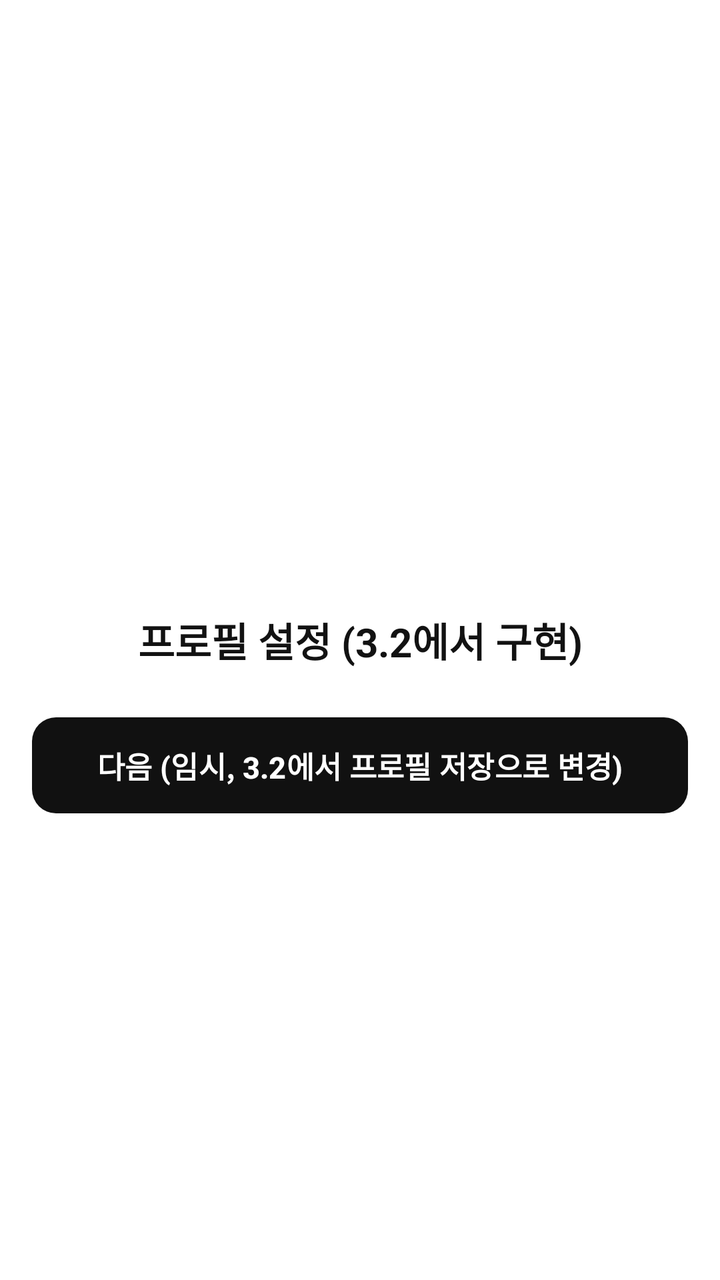
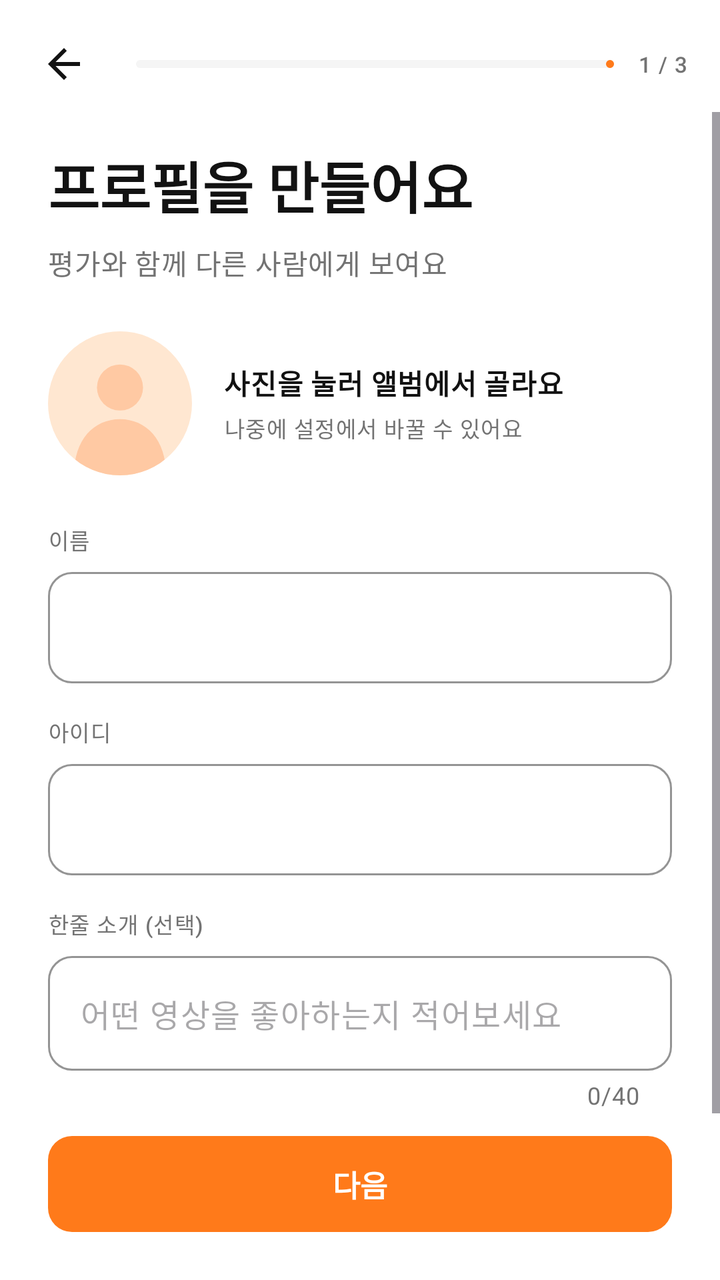

Before-and-after screenshots of an Android layout around one commit, followed by the original layout XML and the change that was made.
<!-- AndroidManifest.xml: application theme Theme.Viewit -->
<!-- res/layout/activity_profile_setup.xml -->
<?xml version="1.0" encoding="utf-8"?>
<androidx.constraintlayout.widget.ConstraintLayout xmlns:android="http://schemas.android.com/apk/res/android"
    xmlns:app="http://schemas.android.com/apk/res-auto"
    xmlns:tools="http://schemas.android.com/tools"
    android:id="@+id/main"
    android:layout_width="match_parent"
    android:layout_height="match_parent"
    tools:context=".ProfileSetupActivity">
    <TextView
        android:id="@+id/placeholder_text"
        android:layout_width="wrap_content"
        android:layout_height="wrap_content"
        android:text="@string/profile_setup_placeholder"
        android:textAppearance="@style/TextAppearance.Viewit.Heading"
        app:layout_constraintTop_toTopOf="parent"
        app:layout_constraintBottom_toBottomOf="parent"
        app:layout_constraintStart_toStartOf="parent"
        app:layout_constraintEnd_toEndOf="parent" />
    <Button
        android:id="@+id/temp_next_button"
        style="@style/Widget.Viewit.Button.Primary"
        android:layout_width="0dp"
        android:layout_height="wrap_content"
        android:layout_marginHorizontal="@dimen/screen_padding"
        android:layout_marginTop="@dimen/space_xl"
        android:text="@string/profile_setup_temp_next"
        app:layout_constraintTop_toBottomOf="@id/placeholder_text"
        app:layout_constraintStart_toStartOf="parent"
        app:layout_constraintEnd_toEndOf="parent" />
</androidx.constraintlayout.widget.ConstraintLayout>
<!-- resources referenced by this layout -->
<resources>
  <dimen name="screen_padding">16dp</dimen>
  <dimen name="space_xl">24dp</dimen>
  <string name="profile_setup_placeholder">프로필 설정 (3.2에서 구현)</string>
  <string name="profile_setup_temp_next">다음 (임시, 3.2에서 프로필 저장으로 변경)</string>
  <style name="TextAppearance.Viewit.Heading" parent="TextAppearance.Material3.TitleLarge">
          <item name="android:textSize">20sp</item>
          <item name="android:lineHeight" tools:targetApi="28">28sp</item>
          <item name="android:textStyle">bold</item>
          <item name="android:textColor">@color/text_primary</item>
      </style>
  <style name="Theme.Viewit" parent="Base.Theme.Viewit" />
  <color name="text_primary">#FF121212</color>
  <dimen name="button_height">48dp</dimen>
  <dimen name="radius_m">12dp</dimen>
  <style name="TextAppearance.Viewit.Button" parent="TextAppearance.Material3.LabelLarge">
          <item name="android:textSize">15sp</item>
          <item name="android:textStyle">bold</item>
      </style>
  <color name="action_primary">#FF111111</color>
  <color name="bg_surface">#FFFFFFFF</color>
  <color name="action_soft">#FFF5F5F5</color>
  <color name="text_secondary">#FF737373</color>
  <color name="positive">#FFFF4F3D</color>
  <color name="negative">#FFFF3040</color>
  <color name="border_default">#FFDBDBDB</color>
  <!-- unchanged entries left out for length: 2 -->
</resources>

<!-- the commit's change to res/layout/activity_profile_setup.xml (unified diff, before → after) -->
@@ -5,26 +5,234 @@
     android:id="@+id/main"
     android:layout_width="match_parent"
     android:layout_height="match_parent"
+    android:background="@color/bg_surface"
     tools:context=".ProfileSetupActivity">
+
+    
+    <include
+        android:id="@+id/profile_back_button"
+        layout="@layout/view_back_button"
+        android:layout_width="@dimen/button_height"
+        android:layout_height="@dimen/button_height"
+        android:layout_marginStart="@dimen/space_s"
+        android:layout_marginTop="@dimen/space_s"
+        app:layout_constraintStart_toStartOf="parent"
+        app:layout_constraintTop_toTopOf="parent" />
+
+    <com.google.android.material.progressindicator.LinearProgressIndicator
+        android:id="@+id/onboarding_progress"
+        android:layout_width="0dp"
+        android:layout_height="wrap_content"
+        android:layout_marginHorizontal="@dimen/space_m"
+        android:max="3"
+        android:progress="1"
+        app:indicatorColor="@color/brand_orange"
+        app:trackColor="@color/action_soft"
+        app:trackCornerRadius="2dp"
+        app:trackThickness="4dp"
+        app:layout_constraintBottom_toBottomOf="@id/profile_back_button"
+        app:layout_constraintEnd_toStartOf="@id/step_text"
+        app:layout_constraintStart_toEndOf="@id/profile_back_button"
+        app:layout_constraintTop_toTopOf="@id/profile_back_button" />
+
     <TextView
-        android:id="@+id/placeholder_text"
+        android:id="@+id/step_text"
         android:layout_width="wrap_content"
         android:layout_height="wrap_content"
-        android:text="@string/profile_setup_placeholder"
-        android:textAppearance="@style/TextAppearance.Viewit.Heading"
-        app:layout_constraintTop_toTopOf="parent"
-        app:layout_constraintBottom_toBottomOf="parent"
+        android:layout_marginEnd="@dimen/screen_padding"
+        android:text="@string/onboarding_step_1"
+        android:textAppearance="@style/TextAppearance.Viewit.Caption"
+        app:layout_constraintBottom_toBottomOf="@id/profile_back_button"
+        app:layout_constraintEnd_toEndOf="parent"
+        app:layout_constraintTop_toTopOf="@id/profile_back_button" />
+
+    
+    <ScrollView
+        android:layout_width="0dp"
+        android:layout_height="0dp"
+        app:layout_constraintBottom_toTopOf="@id/profile_next_button"
+        app:layout_constraintEnd_toEndOf="parent"
         app:layout_constraintStart_toStartOf="parent"
-        app:layout_constraintEnd_toEndOf="parent" />
+        app:layout_constraintTop_toBottomOf="@id/profile_back_button">
+
+        <LinearLayout
+            android:layout_width="match_parent"
+            android:layout_height="wrap_content"
+            android:orientation="vertical"
+            android:paddingHorizontal="@dimen/space_xl"
+            android:paddingTop="@dimen/space_l"
+            android:paddingBottom="@dimen/space_xl">
+
+            <TextView
+                android:layout_width="wrap_content"
+                android:layout_height="wrap_content"
+                android:text="@string/profile_setup_title"
+                android:textAppearance="@style/TextAppearance.Viewit.Display" />
+
+            <TextView
+                android:layout_width="wrap_content"
+                android:layout_height="wrap_content"
+                android:layout_marginTop="@dimen/space_s"
+                android:text="@string/profile_setup_subtitle"
+                android:textAppearance="@style/TextAppearance.Viewit.Body.Secondary" />
+
+            
+            <LinearLayout
+                android:layout_width="match_parent"
+                android:layout_height="wrap_content"
+                android:layout_marginTop="@dimen/space_xl"
+                android:gravity="center_vertical"
+                android:orientation="horizontal">
+
+                <ImageView
+                    android:id="@+id/avatar_image"
+                    android:layout_width="72dp"
+                    android:layout_height="72dp"
+                    android:contentDescription="@string/profile_setup_photo_title"
+                    android:src="@drawable/ic_avatar_default"
+                    android:background="?attr/selectableItemBackgroundBorderless"
+                    android:clickable="true"
+                    android:focusable="true"/>
+
+                <LinearLayout
+                    android:layout_width="wrap_content"
+                    android:layout_height="wrap_content"
+                    android:layout_marginStart="@dimen/space_l"
+                    android:orientation="vertical">
+
+                    <TextView
+                        android:layout_width="wrap_content"
+                        android:layout_height="wrap_content"
+                        android:text="@string/profile_setup_photo_title"
+                        android:textAppearance="@style/TextAppearance.Viewit.Body.Strong" />
+
+                    <TextView
+                        android:layout_width="wrap_content"
+                        android:layout_height="wrap_content"
+                        android:layout_marginTop="@dimen/space_xs"
+                        android:text="@string/profile_setup_photo_desc"
+                        android:textAppearance="@style/TextAppearance.Viewit.Caption" />
+                </LinearLayout>
+            </LinearLayout>
+
+            
+            <TextView
+                android:layout_width="wrap_content"
+                android:layout_height="wrap_content"
+                android:layout_marginTop="@dimen/space_xl"
+                android:text="@string/profile_setup_name_label"
+                android:textAppearance="@style/TextAppearance.Viewit.Caption" />
+
+            <com.google.android.material.textfield.TextInputLayout
+                android:id="@+id/name_layout"
+                style="@style/Widget.Material3.TextInputLayout.OutlinedBox"
+                android:layout_width="match_parent"
+                android:layout_height="wrap_content"
+                android:layout_marginTop="@dimen/space_s"
+                app:boxCornerRadiusBottomEnd="@dimen/radius_m"
+                app:boxCornerRadiusBottomStart="@dimen/radius_m"
+                app:boxCornerRadiusTopEnd="@dimen/radius_m"
+                app:boxCornerRadiusTopStart="@dimen/radius_m"
+                app:boxStrokeColor="@color/brand_orange"
+                app:hintEnabled="false">
+
+                <com.google.android.material.textfield.TextInputEditText
+                    android:id="@+id/name_input"
+                    android:layout_width="match_parent"
+                    android:layout_height="wrap_content"
+                    android:inputType="textPersonName"
+                    android:maxLines="1" />
+            </com.google.android.material.textfield.TextInputLayout>
+
+            
+            <TextView
+                android:layout_width="wrap_content"
+                android:layout_height="wrap_content"
+                android:layout_marginTop="@dimen/space_l"
+                android:text="@string/profile_setup_username_label"
+                android:textAppearance="@style/TextAppearance.Viewit.Caption" />
+
+            <com.google.android.material.textfield.TextInputLayout
+                android:id="@+id/username_layout"
+                style="@style/Widget.Material3.TextInputLayout.OutlinedBox"
+                android:layout_width="match_parent"
+                android:layout_height="wrap_content"
+                android:layout_marginTop="@dimen/space_s"
+                app:boxCornerRadiusBottomEnd="@dimen/radius_m"
+                app:boxCornerRadiusBottomStart="@dimen/radius_m"
+                app:boxCornerRadiusTopEnd="@dimen/radius_m"
+                app:boxCornerRadiusTopStart="@dimen/radius_m"
+                app:boxStrokeColor="@color/brand_orange"
+                app:hintEnabled="false"
+                app:prefixText="@">
+
+                <com.google.android.material.textfield.TextInputEditText
+                    android:id="@+id/username_input"
+                    android:layout_width="match_parent"
+                    android:layout_height="wrap_content"
+                    android:inputType="textNoSuggestions"
+                    android:maxLength="20"
+                    android:maxLines="1" />
+            </com.google.android.material.textfield.TextInputLayout>
+
+            
+            <TextView
+                android:layout_width="wrap_content"
+                android:layout_height="wrap_content"
+                android:layout_marginTop="@dimen/space_l"
+                android:text="@string/profile_setup_intro_label"
+                android:textAppearance="@style/TextAppearance.Viewit.Caption" />
+
+            <com.google.android.material.textfield.TextInputLayout
+                android:id="@+id/intro_layout"
+                style="@style/Widget.Material3.TextInputLayout.OutlinedBox"
+                android:layout_width="match_parent"
+                android:layout_height="wrap_content"
+                android:layout_marginTop="@dimen/space_s"
+                app:boxCornerRadiusBottomEnd="@dimen/radius_m"
+                app:boxCornerRadiusBottomStart="@dimen/radius_m"
+                app:boxCornerRadiusTopEnd="@dimen/radius_m"
+                app:boxCornerRadiusTopStart="@dimen/radius_m"
+                app:boxStrokeColor="@color/brand_orange"
+                app:counterEnabled="true"
+                app:counterMaxLength="40"
+                app:hintEnabled="false">
+
+                <com.google.android.material.textfield.TextInputEditText
+                    android:id="@+id/intro_input"
+                    android:layout_width="match_parent"
+                    android:layout_height="wrap_content"
+                    android:hint="@string/profile_setup_intro_hint"
+                    android:inputType="text"
+                    android:maxLength="40"
+                    android:maxLines="1" />
+            </com.google.android.material.textfield.TextInputLayout>
+        </LinearLayout>
+    </ScrollView>
+
+    
     <Button
-        android:id="@+id/temp_next_button"
+        android:id="@+id/profile_next_button"
         style="@style/Widget.Viewit.Button.Primary"
         android:layout_width="0dp"
         android:layout_height="wrap_content"
-        android:layout_marginHorizontal="@dimen/screen_padding"
-        android:layout_marginTop="@dimen/space_xl"
-        android:text="@string/profile_setup_temp_next"
-        app:layout_constraintTop_toBottomOf="@id/placeholder_text"
-        app:layout_constraintStart_toStartOf="parent"
-        app:layout_constraintEnd_toEndOf="parent" />
+        android:layout_marginHorizontal="@dimen/space_xl"
+        android:layout_marginBottom="@dimen/space_xl"
+        android:text="@string/profile_setup_next"
+        app:backgroundTint="@color/brand_orange"
+        app:layout_constraintBottom_toBottomOf="parent"
+        app:layout_constraintEnd_toEndOf="parent"
+        app:layout_constraintStart_toStartOf="parent" />
 </androidx.constraintlayout.widget.ConstraintLayout>
+<!-- res/layout/view_back_button.xml (included above) -->
+<?xml version="1.0" encoding="utf-8"?>
+<ImageButton xmlns:android="http://schemas.android.com/apk/res/android"
+    xmlns:app="http://schemas.android.com/apk/res-auto"
+    android:id="@+id/back_button"
+    android:layout_width="@dimen/button_height"
+    android:layout_height="@dimen/button_height"
+    android:background="?attr/selectableItemBackgroundBorderless"
+    android:contentDescription="@string/navigate_back"
+    android:padding="@dimen/space_m"
+    android:src="?attr/homeAsUpIndicator"
+    app:tint="@color/text_primary" />
<!-- resource entries referenced after the edit -->
@@ -1,16 +1,68 @@
 <!-- resources referenced by this layout -->
 <resources>
   <dimen name="screen_padding">16dp</dimen>
+  <dimen name="space_l">16dp</dimen>
+  <dimen name="space_m">12dp</dimen>
+  <dimen name="space_s">8dp</dimen>
   <dimen name="space_xl">24dp</dimen>
-  <string name="profile_setup_placeholder">프로필 설정 (3.2에서 구현)</string>
-  <string name="profile_setup_temp_next">다음 (임시, 3.2에서 프로필 저장으로 변경)</string>
-  <style name="TextAppearance.Viewit.Heading" parent="TextAppearance.Material3.TitleLarge">
-          <item name="android:textSize">20sp</item>
-          <item name="android:lineHeight" tools:targetApi="28">28sp</item>
+  <dimen name="space_xs">4dp</dimen>
+  <!-- drawable ic_avatar_default (drawable) -->
+  <?xml version="1.0" encoding="utf-8"?>
+  <vector xmlns:android="http://schemas.android.com/apk/res/android"
+      android:width="72dp"
+      android:height="72dp"
+      android:viewportWidth="100"
+      android:viewportHeight="100">
+  
+      
+      <path
+          android:fillColor="@color/brand_orange_soft"
+          android:pathData="M50,0A50,50 0,1 1,50,100A50,50 0,1 1,50,0Z" />
+  
+      
+      <group>
+          <clip-path android:pathData="M50,0A50,50 0,1 1,50,100A50,50 0,1 1,50,0Z" />
+          
+          <path
+              android:fillColor="#FFFFC9A3"
+              android:pathData="M50,23A16,16 0,1 1,50,55A16,16 0,1 1,50,23Z" />
+          
+          <path
+              android:fillColor="#FFFFC9A3"
+              android:pathData="M18,100C18,75 32,61 50,61C68,61 82,75 82,100Z" />
+      </group>
+  </vector>
+  <string name="navigate_back">뒤로가기</string>
+  <string name="onboarding_step_1">1 / 3</string>
+  <string name="profile_setup_intro_hint">어떤 영상을 좋아하는지 적어보세요</string>
+  <string name="profile_setup_intro_label">한줄 소개 (선택)</string>
+  <string name="profile_setup_name_label">이름</string>
+  <string name="profile_setup_next">다음</string>
+  <string name="profile_setup_photo_desc">나중에 설정에서 바꿀 수 있어요</string>
+  <string name="profile_setup_photo_title">사진을 눌러 앨범에서 골라요</string>
+  <string name="profile_setup_subtitle">평가와 함께 다른 사람에게 보여요</string>
+  <string name="profile_setup_title">프로필을 만들어요</string>
+  <string name="profile_setup_username_label">아이디</string>
+  <style name="TextAppearance.Viewit.Body.Secondary">
+          <item name="android:textColor">@color/text_secondary</item>
+      </style>
+  <style name="TextAppearance.Viewit.Body.Strong">
+          <item name="android:textStyle">bold</item>
+      </style>
+  <style name="TextAppearance.Viewit.Caption" parent="TextAppearance.Material3.LabelSmall">
+          <item name="android:textSize">11sp</item>
+          <item name="android:lineHeight" tools:targetApi="28">16sp</item>
+          <item name="android:textStyle">normal</item>
+          <item name="android:textColor">@color/text_secondary</item>
+      </style>
+  <style name="TextAppearance.Viewit.Display" parent="TextAppearance.Material3.HeadlineMedium">
+          <item name="android:textSize">28sp</item>
+          <item name="android:lineHeight" tools:targetApi="28">36sp</item>
           <item name="android:textStyle">bold</item>
           <item name="android:textColor">@color/text_primary</item>
       </style>
   <style name="Theme.Viewit" parent="Base.Theme.Viewit" />
+  <color name="brand_orange_soft">#FFFFE7D1</color>
   <color name="text_primary">#FF121212</color>
   <dimen name="button_height">48dp</dimen>
   <dimen name="radius_m">12dp</dimen>
@@ -20,6 +72,7 @@
       </style>
   <color name="action_primary">#FF111111</color>
   <color name="bg_surface">#FFFFFFFF</color>
+  <color name="brand_orange">#FFFF7A1A</color>
   <color name="action_soft">#FFF5F5F5</color>
   <color name="text_secondary">#FF737373</color>
   <color name="positive">#FFFF4F3D</color>
